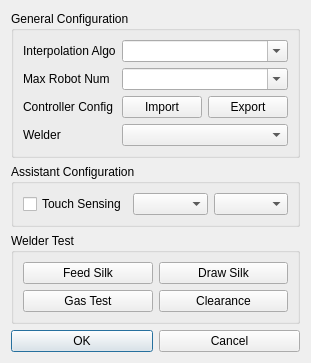
Before: the Qt Designer form src/ui/forms/advanceConfigWindow.ui in lazyshawn/NeoRobotController, drawn with Qt 5.
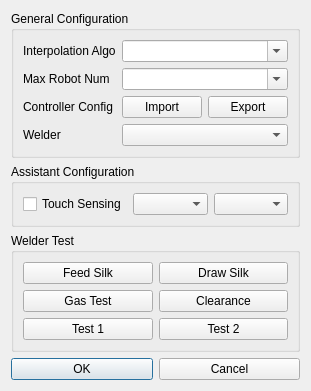
After: the same form once the commit is applied.

What changed in the file:
```diff
--- a/src/ui/forms/advanceConfigWindow.ui
+++ b/src/ui/forms/advanceConfigWindow.ui
@@ -7,7 +7,7 @@
     <x>0</x>
     <y>0</y>
     <width>231</width>
-    <height>253</height>
+    <height>274</height>
    </rect>
   </property>
   <property name="windowTitle">
@@ -138,13 +138,6 @@
         </property>
        </widget>
       </item>
-      <item row="1" column="0">
-       <widget class="QPushButton" name="pushButton_7">
-        <property name="text">
-         <string>Gas Test</string>
-        </property>
-       </widget>
-      </item>
       <item row="1" column="1">
        <widget class="QPushButton" name="pushButton_8">
         <property name="text">
@@ -152,6 +145,27 @@
         </property>
        </widget>
       </item>
+      <item row="1" column="0">
+       <widget class="QPushButton" name="pushButton_7">
+        <property name="text">
+         <string>Gas Test</string>
+        </property>
+       </widget>
+      </item>
+      <item row="2" column="0">
+       <widget class="QPushButton" name="pushButton_9">
+        <property name="text">
+         <string>Test 1</string>
+        </property>
+       </widget>
+      </item>
+      <item row="2" column="1">
+       <widget class="QPushButton" name="pushButton_10">
+        <property name="text">
+         <string>Test 2</string>
+        </property>
+       </widget>
+      </item>
      </layout>
     </widget>
    </item>
```
